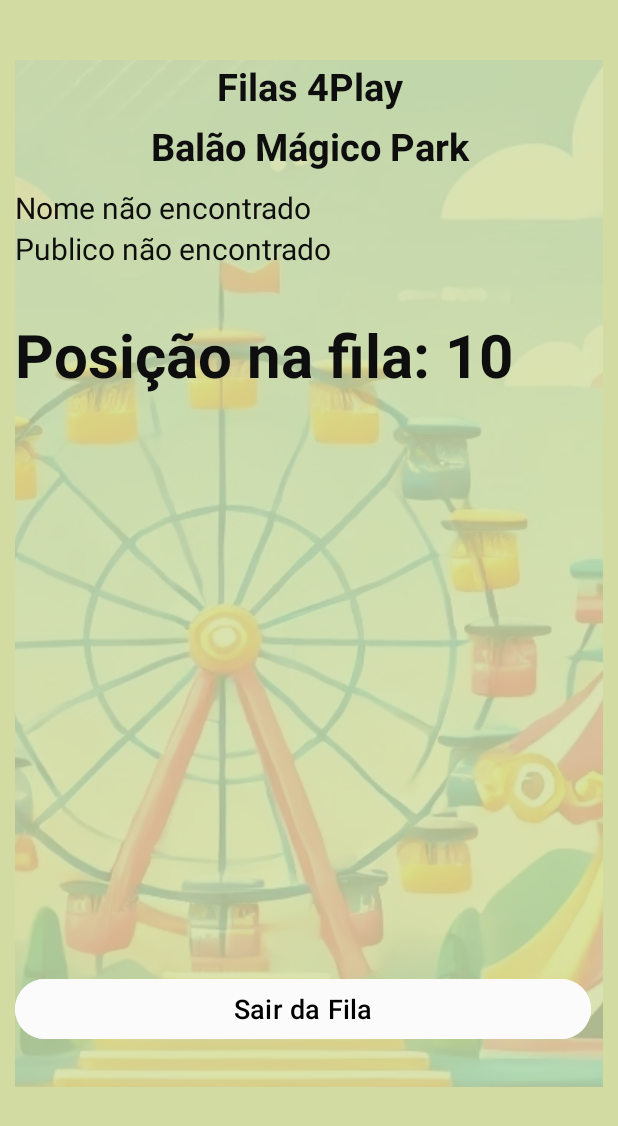
After one commit to Cinthiacs/Filas-4play, an Android app: the FilaActivity screen opened directly, with no data from a screen before it, on a phone screen of 412 x 824 dp. The commit adds this screen. Shown: the top 1126 px of the screen. Run offline under Robolectric (Android 15) with nearby library versions, the phone set to English and light mode, and no system bars; our stand-ins replace Firebase (no records; nobody signed in at launch, a user with empty details on screens opened directly).

Commit message:
Feito tela para escolhas dos brinquedos com botao para entrar na fila com contagem regressiva

```diff
--- a/app/src/main/AndroidManifest.xml
+++ b/app/src/main/AndroidManifest.xml
@@ -14,6 +14,9 @@
         android:supportsRtl="true"
         android:theme="@style/Theme.Filas4Play"
         tools:targetApi="35">
+        <activity
+            android:name=".FilaActivity"
+            android:exported="false" />
         <activity
             android:name=".ListaClientesActivity"
             android:exported="false" />
--- /dev/null
+++ b/app/src/main/java/com/example/filas4play/FilaActivity.java
@@ -0,0 +1,109 @@
+package com.example.filas4play;
+
+import android.content.Intent;
+import android.os.Bundle;
+import android.widget.Button;
+import android.widget.TextView;
+import android.widget.Toast;
+
+import androidx.activity.EdgeToEdge;
+import androidx.appcompat.app.AppCompatActivity;
+
+import com.google.firebase.auth.FirebaseAuth;
+import com.google.firebase.auth.FirebaseUser;
+import com.google.firebase.database.DataSnapshot;
+import com.google.firebase.database.DatabaseError;
+import com.google.firebase.database.DatabaseReference;
+import com.google.firebase.database.FirebaseDatabase;
+import com.google.firebase.database.ValueEventListener;
+import android.os.Handler;
+import android.os.Looper;
+import android.graphics.Color;
+
+public class FilaActivity extends AppCompatActivity {
+
+    private TextView txtPublico;
+    private TextView txtNomeUsuario;
+    private TextView txtPosicao;
+
+    private Button btn_sair_fila;
+
+    private FirebaseAuth mAuth;
+
+    @Override
+    protected void onCreate(Bundle savedInstanceState) {
+        super.onCreate(savedInstanceState);
+        EdgeToEdge.enable(this);
+        setContentView(R.layout.activity_fila);
+        txtPublico = findViewById(R.id.textViewPublico);
+        txtNomeUsuario = findViewById(R.id.textViewUsuario);
+        btn_sair_fila = findViewById(R.id.btn_sair_fila);
+        TextView txtPosicao = findViewById(R.id.textViewPosicao);
+        final Handler handler = new Handler(Looper.getMainLooper());
+
+        FirebaseUser user = FirebaseAuth.getInstance().getCurrentUser();
+        mAuth = FirebaseAuth.getInstance();
+        String userId = user.getUid();
+        DatabaseReference ref = FirebaseDatabase.getInstance().getReference("cliente").child(userId);
+
+        ref.addListenerForSingleValueEvent(new ValueEventListener() {
+            @Override
+            public void onDataChange(DataSnapshot snapshot) {
+                if (snapshot.exists()) {
+                    String nome = snapshot.child("nome").getValue(String.class);
+                    String publico = snapshot.child("tipoPublico").getValue(String.class);
+
+                    txtNomeUsuario.setText(nome);
+                    txtPublico.setText(publico);
+
+                } else {
+                    txtNomeUsuario.setText("Nome não encontrado");
+                    txtPublico.setText("Publico não encontrado");
+                }
+            }
+
+            @Override
+            public void onCancelled(DatabaseError error) {
+                Toast.makeText(FilaActivity.this, "Erro ao carregar nome", Toast.LENGTH_SHORT).show();
+                Intent i = new Intent(FilaActivity.this, MainActivity.class);
+                startActivity(i);
+                finish();
+            }
+        });
+
+        int[] posicao = {10};
+
+        Runnable filaRunnable = new Runnable() {
+            @Override
+            public void run() {
+                txtPosicao.setText("Posição na fila: " + posicao[0]);
+
+                if (posicao[0] == 3) {
+                    txtPosicao.setTextColor(Color.parseColor("#D32F2F"));
+                    txtPosicao.setBackgroundColor(Color.parseColor("#FFF9C4"));
+                    txtPosicao.setText("⚠️ Sua vez está próxima!");
+                }
+
+                if (posicao[0] == 1) {
+                    txtPosicao.setTextColor(Color.WHITE);
+                    txtPosicao.setBackgroundColor(Color.RED);
+                    txtPosicao.setText("🎉 É a sua vez!");
+                }
+
+                if (posicao[0] > 1) {
+                    posicao[0]--;
+                    handler.postDelayed(this, 3000);
+                }
+            }
+        };
+
+        handler.post(filaRunnable);
+        btn_sair_fila.setOnClickListener(v->{
+            Intent i = new Intent(FilaActivity.this,HomeActivity.class);
+            startActivity(i);
+            finish();
+        });
+
+    }
+
+}
--- a/app/src/main/java/com/example/filas4play/model/Cliente.java
+++ b/app/src/main/java/com/example/filas4play/model/Cliente.java
@@ -42,6 +42,7 @@ public class Cliente {
         this.tipoPublico = tipoPublico;
         this.confirmasenha = confirmasenha;
     }
+
 
     // Getters e Setters
     public String getId() {
--- /dev/null
+++ b/app/src/main/res/layout/activity_fila.xml
@@ -0,0 +1,111 @@
+<?xml version="1.0" encoding="utf-8"?>
+<androidx.core.widget.NestedScrollView
+    xmlns:android="http://schemas.android.com/apk/res/android"
+    xmlns:tools="http://schemas.android.com/tools"
+    android:layout_width="match_parent"
+    android:layout_height="match_parent"
+    android:background="#D2DCA2"
+    android:paddingStart="10dp"
+    android:paddingEnd="10dp"
+    android:paddingTop="40dp"
+    android:paddingBottom="5dp"
+    tools:context=".HomeActivity">
+
+    <RelativeLayout
+        android:layout_width="match_parent"
+        android:layout_height="wrap_content">
+
+        <ImageView
+            android:id="@+id/background_image"
+            android:layout_width="match_parent"
+            android:layout_height="wrap_content"
+            android:src="@drawable/parque_plano_fundo"
+            android:adjustViewBounds="true"
+            android:scaleType="center"
+            android:alpha="0.2"/>
+
+        <TextView
+            android:id="@+id/txt_titulo"
+            android:layout_width="match_parent"
+            android:layout_height="wrap_content"
+            android:text="@string/titulo_filas4play"
+            android:layout_centerHorizontal="true"
+            android:layout_margin="0dp"
+            android:textColor="#0E0E0E"
+            android:textSize="25dp"
+            android:textStyle="bold"
+            android:singleLine="false"
+            android:ellipsize="none"
+            android:maxLines="3"
+            android:gravity="center"
+            />
+
+        <TextView
+            android:id="@+id/txt_BalaoMagicoPark"
+            android:layout_width="match_parent"
+            android:layout_height="wrap_content"
+            android:layout_below="@id/txt_titulo"
+            android:layout_marginTop="5dp"
+            android:layout_marginBottom="10dp"
+            android:ellipsize="none"
+            android:gravity="center"
+            android:maxLines="1"
+            android:singleLine="false"
+            android:text="@string/nome_parque"
+            android:layout_centerHorizontal="true"
+            android:textColor="#0E0E0E"
+            android:textSize="25dp"
+            android:textStyle="bold" />
+
+        <TextView
+            android:id="@+id/textViewUsuario"
+            android:layout_width="match_parent"
+            android:layout_height="wrap_content"
+            android:layout_marginTop="0dp"
+            android:hint="@string/cadastro_nome"
+            android:layout_below="@id/txt_BalaoMagicoPark"
+            android:gravity="left"
+            android:textColor="#0E0E0E"
+            android:textSize="20sp" />
+
+        <TextView
+            android:id="@+id/textViewPublico"
+            android:layout_width="match_parent"
+            android:layout_height="wrap_content"
+            android:layout_below="@id/textViewUsuario"
+            android:layout_marginTop="0dp"
+            android:gravity="left"
+            android:hint="@string/txt_publico"
+            android:textColor="#0E0E0E"
+            android:textSize="20sp" />
+
+        <TextView
+            android:id="@+id/textViewPosicao"
+            android:layout_width="match_parent"
+            android:layout_height="wrap_content"
+            android:layout_below="@id/textViewPublico"
+            android:layout_marginTop="30dp"
+            android:gravity="left"
+            android:hint="@string/confirma_posicao"
+            android:textColor="#0E0E0E"
+            android:textStyle="bold"
+            android:textSize="40sp" />
+
+        <Button
+            android:id="@+id/btn_sair_fila"
+            android:layout_width="match_parent"
+            android:layout_height="wrap_content"
+            android:layout_marginEnd="8dp"
+            android:layout_marginTop="385dp"
+            android:layout_weight="1"
+            android:backgroundTint="#FBFBFB"
+            android:layout_below="@id/textViewPosicao"
+            android:padding="5dp"
+            android:text="@string/btn_sair_fila"
+            android:textColor="@color/black"
+            android:textSize="18sp" />
+
+
+    </RelativeLayout>
+
+</androidx.core.widget.NestedScrollView>
--- a/app/src/main/res/values/strings.xml
+++ b/app/src/main/res/values/strings.xml
@@ -10,6 +10,7 @@
 
     // Tela Item Cliente
     <string name="txt_publico">Público:</string>
+
 
     // Tela Cadastro
     <string name="cadastro_nome">Nome:</string>
@@ -29,7 +30,7 @@
     // Tela Home
     <string name="btn_logout">Logout</string>
     <string name="btn_redefinir_senha">Redefinir Senha</string>
-
+    <string name="txt_entrar_Fila">Entar na Fila</string>
     <string name="cadastro_publico">Selecione o Publico:</string>
     <string-array name="publico_array">
         <item>Geral</item>
@@ -38,5 +39,9 @@
         <item>Idoso</item>
     </string-array>
 
+    // Tela Fila
+    <string name="confirma_posicao">Posição:</string>
+    <string name="btn_sair_fila">Sair da Fila</string>
+
     <string name="btn_salvar">Salvar</string>
 </resources>
```
Also changed, not shown: app/src/main/java/com/example/filas4play/HomeActivity.java (+101 -19 lines), app/src/main/java/com/example/filas4play/model/Brinquedo.java (+17 -0 lines), app/src/main/res/layout/activity_home.xml (+21 -20 lines), app/src/main/res/layout/activity_item_cliente.xml (line endings or trailing spaces).
